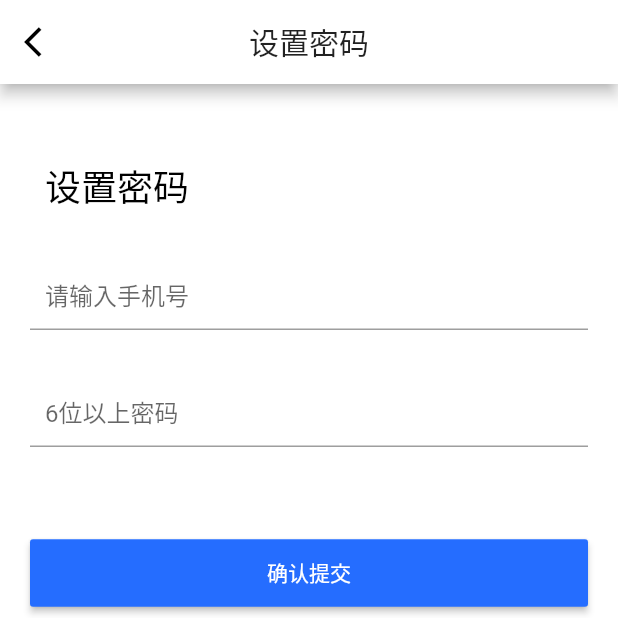
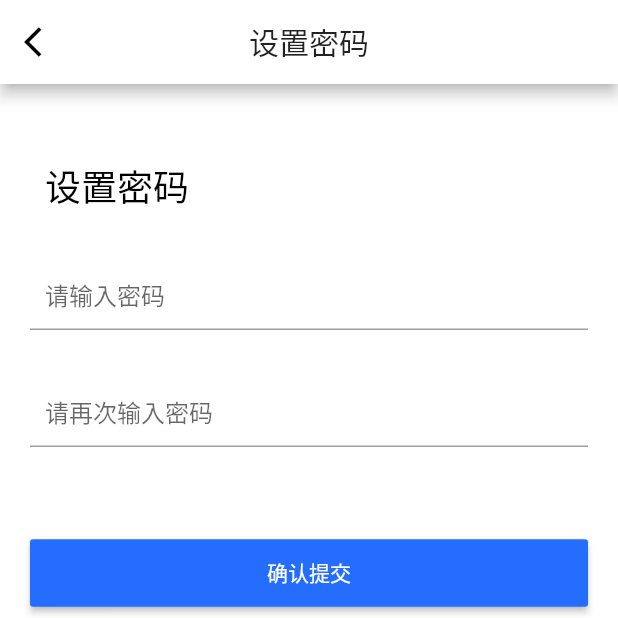
Before and after one commit to onlycp/chg_app, a Flutter app: the RegFinish screen opened directly, after a tap on "确认提交", on a phone screen of 412 x 824 dp, the top half of it. Run offline on Flutter 3.47's test engine with Material 2 defaults, Android fonts, the phone set to English and light mode, and no system bars; our stand-ins replace dio, event_bus, flutter_swiper, image_picker, pull_to_refresh, shared_preferences and 2 more; missing offline and left inert: amap_base, flutter_alipay, fluwx; accounts and stored records are empty; network calls fail; key blocks and very long unbroken strings in the code were emptied for the run.

Commit message:
注册，找回密码

```diff
--- a/lib/pages/forget_finish.dart
+++ b/lib/pages/forget_finish.dart
@@ -145,7 +145,7 @@ class _ForgetFinish extends State<ForgetFinish> {
     try {
       Response response = await dio.post(Apis.forgetSetPassword, data: {
 //        "mobile": phoneController.text,
-        "password": _password,
+        "password": _password.replaceAll(new RegExp(r'\n'), ''),
         "randomId": Constants.token
       });
 
--- a/lib/pages/reg_finish.dart
+++ b/lib/pages/reg_finish.dart
@@ -74,7 +74,7 @@ class _RegFinish extends State<RegFinish> {
           keyboardType: TextInputType.number,
           decoration: InputDecoration(
             contentPadding: EdgeInsets.all(10.0),
-            hintText: '请输入手机号',
+            hintText: '请输入密码',
             errorText: snapshot.error,
           ),
           autofocus: false,
@@ -91,7 +91,7 @@ class _RegFinish extends State<RegFinish> {
           controller: passController,
           decoration: InputDecoration(
               contentPadding: EdgeInsets.all(10.0),
-              hintText: '6位以上密码',
+              hintText: '请再次输入密码',
 //              labelText: '密码',
               errorText: snapshot.error),
           obscureText: true,
@@ -144,7 +144,7 @@ class _RegFinish extends State<RegFinish> {
         NativeUtils.showToast('您的网络似乎出了什么问题');
       }
     } else {
-      print("拿不到数据，对，先检查下网络！");
+      NativeUtils.showToast('密码输入有误，请重新输入');
     }
   }
 }
```
Also changed, not shown: lib/pages/forget.dart (+3 -4 lines).
